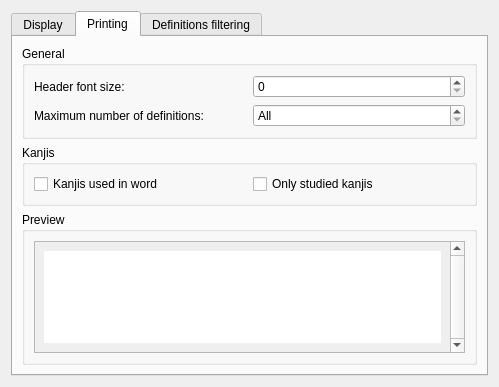
This is src/gui/jmdict/JMdictPreferences.ui in Gnurou/tagainijisho as Qt 5 draws it before an edit. The edited form follows.
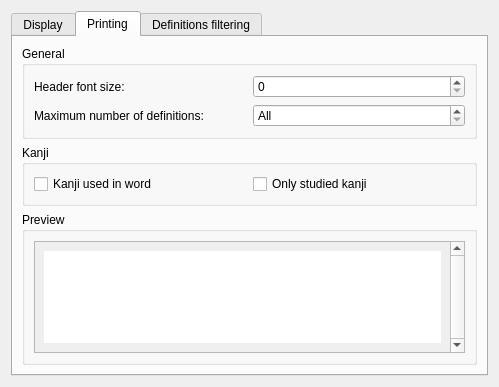
This is the edited form. The open tabs and pages were chosen to show the change. Icons and pictures are not drawn.

Commit message: Fixed typo kanjis -> kanji

Diff of the .ui file:
```diff
--- a/src/gui/jmdict/JMdictPreferences.ui
+++ b/src/gui/jmdict/JMdictPreferences.ui
@@ -164,20 +164,20 @@
        <item>
         <widget class="QGroupBox" name="groupBox_5">
          <property name="title">
-          <string>Kanjis</string>
+          <string>Kanji</string>
          </property>
          <layout class="QGridLayout" name="gridLayout">
           <item row="0" column="0">
            <widget class="QCheckBox" name="printKanjis">
             <property name="text">
-             <string>Kanjis used in word</string>
+             <string>Kanji used in word</string>
             </property>
            </widget>
           </item>
           <item row="0" column="1">
            <widget class="QCheckBox" name="printOnlyStudiedKanjis">
             <property name="text">
-             <string>Only studied kanjis</string>
+             <string>Only studied kanji</string>
             </property>
            </widget>
           </item>
```
Left out of the diff: 8 changed lines with no effect on the pictures. The commit also changes 10 other files.
